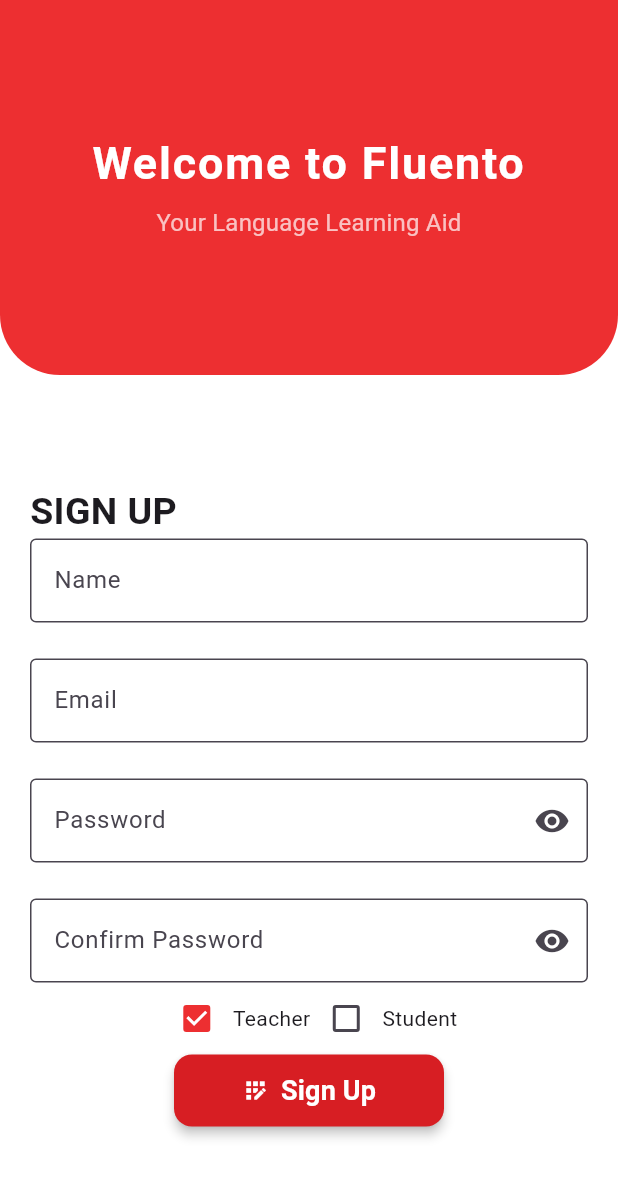
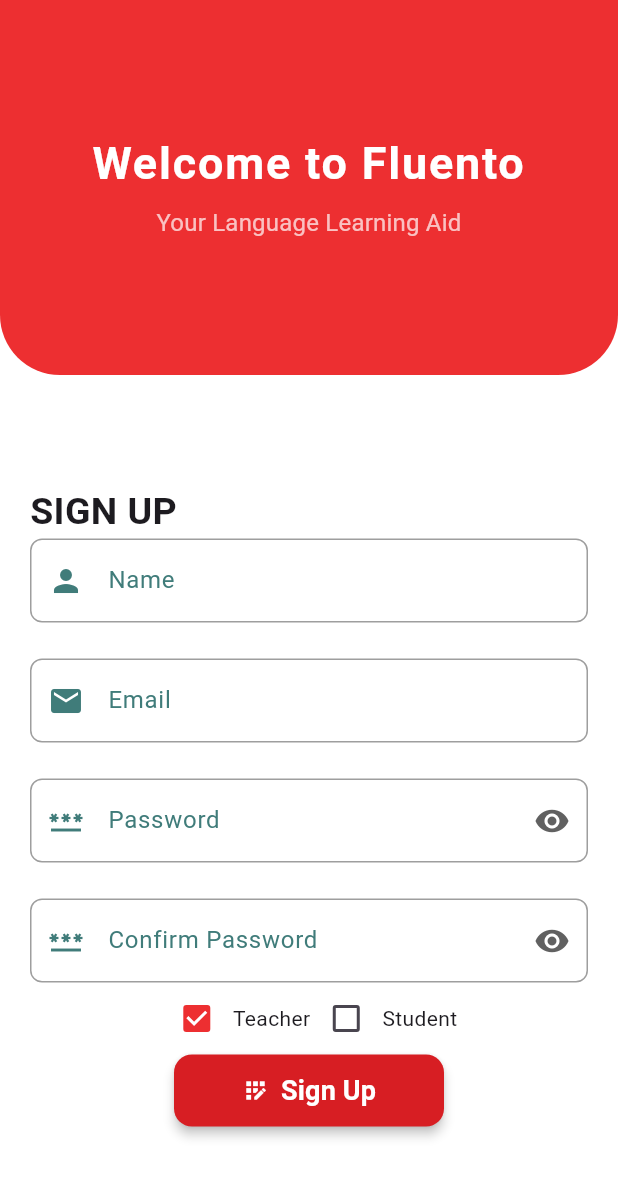
Before and after one commit to Imran-Chowdhury/Data_Pollex, a Flutter app: the screen it shows after launch, after a tap on "Sign up!", on a phone screen of 412 x 824 dp. Shown: the top 1177 px of the screen. Run offline on Flutter 3.47's test engine with Material 3 defaults, Android fonts, the phone set to English and light mode, and no system bars; our stand-ins replace cloud_firestore, equatable, firebase_auth, firebase_core, flutter_dotenv, flutter_riverpod and 3 more; missing offline and left inert: flutter_stripe, zego_uikit_prebuilt_call; accounts and stored records are empty.

Commit message:
Updated textfields

```diff
--- a/lib/src/features/auth/presentation/widget/custom_text_field.dart
+++ b/lib/src/features/auth/presentation/widget/custom_text_field.dart
@@ -1,4 +1,6 @@
 import 'package:flutter/material.dart';
+
+import '../../../../core/utils/color.dart';
 
 class CustomTextField extends StatelessWidget {
   final TextEditingController controller;
@@ -8,33 +10,106 @@ class CustomTextField extends StatelessWidget {
   final bool readOnly;
   final bool obscureText;
   final Widget? obscureIcon; // Optional obscure icon
+  final Widget? prefixIcon; // Optional prefix icon
 
-  CustomTextField({
+  const CustomTextField({
     Key? key,
     required this.controller,
     required this.labelText,
-    required this.validate,
+    this.validate,
     this.onTap,
     this.readOnly = false,
     this.obscureText = false,
-    this.obscureIcon, // Optional obscure icon parameter
+    this.obscureIcon,
+    this.prefixIcon,
   }) : super(key: key);
 
   @override
   Widget build(BuildContext context) {
     return TextFormField(
+      controller: controller,
       obscureText: obscureText,
-      controller: controller,
+      readOnly: readOnly,
+      onTap: onTap,
+      validator: validate,
       decoration: InputDecoration(
+        labelStyle: const TextStyle(
+          color: CustomColor.primary,
+        ),
+        filled: true,
         fillColor: Colors.white,
-        filled: true,
         labelText: labelText,
-        border: const OutlineInputBorder(),
-        suffixIcon: obscureIcon, // Show obscure icon if provided
+        prefixIcon: prefixIcon,
+        suffixIcon: obscureIcon,
+        border: OutlineInputBorder(
+          borderRadius: BorderRadius.circular(8),
+          borderSide: const BorderSide(color: Colors.grey),
+        ),
+        enabledBorder: OutlineInputBorder(
+          borderRadius: BorderRadius.circular(8),
+          borderSide: const BorderSide(color: Colors.grey),
+        ),
+        focusedBorder: OutlineInputBorder(
+          borderRadius: BorderRadius.circular(8),
+          borderSide: const BorderSide(
+            color: CustomColor.primary,
+            width: 2,
+          ),
+        ),
+        errorBorder: OutlineInputBorder(
+          borderRadius: BorderRadius.circular(8),
+          borderSide: const BorderSide(
+            color: Colors.red,
+            width: 2,
+          ),
+        ),
+        focusedErrorBorder: OutlineInputBorder(
+          borderRadius: BorderRadius.circular(8),
+          borderSide: const BorderSide(
+            color: Colors.red,
+            width: 2,
+          ),
+        ),
       ),
-      validator: validate,
-      onTap: onTap,
-      readOnly: readOnly,
     );
   }
 }
+
+// class CustomTextField extends StatelessWidget {
+//   final TextEditingController controller;
+//   final String labelText;
+//   final String? Function(String?)? validate;
+//   final VoidCallback? onTap;
+//   final bool readOnly;
+//   final bool obscureText;
+//   final Widget? obscureIcon; // Optional obscure icon
+//
+//   CustomTextField({
+//     Key? key,
+//     required this.controller,
+//     required this.labelText,
+//     required this.validate,
+//     this.onTap,
+//     this.readOnly = false,
+//     this.obscureText = false,
+//     this.obscureIcon, // Optional obscure icon parameter
+//   }) : super(key: key);
+//
+//   @override
+//   Widget build(BuildContext context) {
+//     return TextFormField(
+//       obscureText: obscureText,
+//       controller: controller,
+//       decoration: InputDecoration(
+//         fillColor: Colors.white,
+//         filled: true,
+//         labelText: labelText,
+//         border: const OutlineInputBorder(),
+//         suffixIcon: obscureIcon, // Show obscure icon if provided
+//       ),
+//       validator: validate,
+//       onTap: onTap,
+//       readOnly: readOnly,
+//     );
+//   }
+// }
--- a/lib/src/features/auth/presentation/widget/password_text_field.dart
+++ b/lib/src/features/auth/presentation/widget/password_text_field.dart
@@ -1,21 +1,25 @@
 import 'package:data_pollex/src/core/utils/validator.dart';
 import 'package:flutter/material.dart';
+
+import '../../../../core/utils/color.dart';
 
 class PasswordTextField extends StatefulWidget {
   const PasswordTextField({
     Key? key,
     required this.labelText,
     required this.controller,
+    this.prefixIcon,
   }) : super(key: key);
+
   final String labelText;
   final TextEditingController controller;
+  final Widget? prefixIcon;
 
   @override
   State<PasswordTextField> createState() => _PasswordTextFieldState();
 }
 
 class _PasswordTextFieldState extends State<PasswordTextField> {
-  // TextEditingController passwordController = TextEditingController();
   bool _obscureText = true;
 
   void _toggleVisibility() {
@@ -27,64 +31,98 @@ class _PasswordTextFieldState extends State<PasswordTextField> {
   @override
   Widget build(BuildContext context) {
     return TextFormField(
+      controller: widget.controller,
       obscureText: _obscureText,
-      controller: widget.controller,
+      validator: Validator.passwordValidator,
       decoration: InputDecoration(
+        filled: true,
         fillColor: Colors.white,
-          filled: true,
         labelText: widget.labelText,
-          border: const OutlineInputBorder(),
+        labelStyle: const TextStyle(
+          color: CustomColor.primary,
+        ),
+        prefixIcon: widget.prefixIcon,
         suffixIcon: IconButton(
           icon: Icon(
             _obscureText ? Icons.visibility : Icons.visibility_off,
+            color: Colors.grey[700],
           ),
           onPressed: _toggleVisibility,
-          )),
-      validator: Validator.passwordValidator,
+        ),
+        border: OutlineInputBorder(
+          borderRadius: BorderRadius.circular(8),
+          borderSide: const BorderSide(color: Colors.grey),
+        ),
+        enabledBorder: OutlineInputBorder(
+          borderRadius: BorderRadius.circular(8),
+          borderSide: const BorderSide(color: Colors.grey),
+        ),
+        focusedBorder: OutlineInputBorder(
+          borderRadius: BorderRadius.circular(8),
+          borderSide: const BorderSide(
+            color: CustomColor.primary,
+            width: 2,
+          ),
+        ),
+        errorBorder: OutlineInputBorder(
+          borderRadius: BorderRadius.circular(8),
+          borderSide: const BorderSide(
+            color: Colors.red,
+            width: 2,
+          ),
+        ),
+        focusedErrorBorder: OutlineInputBorder(
+          borderRadius: BorderRadius.circular(8),
+          borderSide: const BorderSide(
+            color: Colors.red,
+            width: 2,
+          ),
+        ),
+      ),
     );
   }
 }
 
-// class CustomTextField extends StatefulWidget {
+// class PasswordTextField extends StatefulWidget {
+//   const PasswordTextField({
+//     Key? key,
+//     required this.labelText,
+//     required this.controller,
+//   }) : super(key: key);
+//   final String labelText;
 //   final TextEditingController controller;
-//   final String labelText;
-//   final String? Function(String?)? validate;
-//   final VoidCallback? onTap;
-//   final bool readOnly;
-//   final bool obscureText;
-//   final Widget? obscureIcon; // Optional obscure icon
-//
-//   CustomTextField({
-//     Key? key,
-//     required this.controller,
-//     required this.labelText,
-//     required this.validate,
-//     this.onTap,
-//     this.readOnly = false,
-//     this.obscureText = false,
-//     this.obscureIcon, // Optional obscure icon parameter
-//   }) : super(key: key);
 //
 //   @override
-//   State<CustomTextField> createState() => _CustomTextFieldState();
+//   State<PasswordTextField> createState() => _PasswordTextFieldState();
 // }
 //
-// class _CustomTextFieldState extends State<CustomTextField> {
+// class _PasswordTextFieldState extends State<PasswordTextField> {
+//   // TextEditingController passwordController = TextEditingController();
+//   bool _obscureText = true;
+//
+//   void _toggleVisibility() {
+//     setState(() {
+//       _obscureText = !_obscureText;
+//     });
+//   }
+//
 //   @override
 //   Widget build(BuildContext context) {
 //     return TextFormField(
-//       obscureText: widget.obscureText,
+//       obscureText: _obscureText,
 //       controller: widget.controller,
 //       decoration: InputDecoration(
-//         fillColor: Colors.white,
-//         filled: true,
-//         labelText: widget.labelText,
-//         border: const OutlineInputBorder(),
-//         suffixIcon: widget.obscureIcon, // Show obscure icon if provided
-//       ),
-//       validator: widget.validate,
-//       onTap: widget.onTap,
-//       readOnly: widget.readOnly,
+//           fillColor: Colors.white,
+//           filled: true,
+//           labelText: widget.labelText,
+//           border: const OutlineInputBorder(),
+//           suffixIcon: IconButton(
+//             icon: Icon(
+//               _obscureText ? Icons.visibility : Icons.visibility_off,
+//             ),
+//             onPressed: _toggleVisibility,
+//           )),
+//       validator: Validator.passwordValidator,
 //     );
 //   }
 // }
--- a/lib/src/features/auth/presentation/widget/signin_form.dart
+++ b/lib/src/features/auth/presentation/widget/signin_form.dart
@@ -35,11 +35,17 @@ class SignInForm extends StatelessWidget {
             controller: emailController,
             labelText: 'Email',
             validate: Validator.emailValidator,
+            prefixIcon: const Icon(
+              Icons.email,
+            ),
           ),
           const SizedBox(height: 24),
           PasswordTextField(
             labelText: 'Password',
             controller: passwordController,
+            prefixIcon: const Icon(
+              Icons.password,
+            ),
           ),
         ],
       ),
--- a/lib/src/features/auth/presentation/widget/signup_form.dart
+++ b/lib/src/features/auth/presentation/widget/signup_form.dart
@@ -2,6 +2,7 @@ import 'package:data_pollex/src/features/auth/presentation/widget/password_text_
 import 'package:flutter/material.dart';
 
 import '../../../../core/constants/role.dart';
+import '../../../../core/utils/color.dart';
 import '../../../../core/utils/validator.dart';
 import 'custom_text_field.dart';
 
@@ -44,24 +45,40 @@ class SignUpForm extends StatelessWidget {
             controller: nameController,
             labelText: 'Name',
             validate: Validator.personNameValidator,
+            prefixIcon: const Icon(
+              Icons.person,
+              color: CustomColor.primary,
+            ),
           ),
-          SizedBox(height: 24),
+          const SizedBox(height: 24),
           CustomTextField(
             controller: emailController,
             labelText: 'Email',
             validate: Validator.emailValidator,
+            prefixIcon: const Icon(
+              Icons.email,
+              color: CustomColor.primary,
+            ),
           ),
-          SizedBox(height: 24),
+          const SizedBox(height: 24),
 
           PasswordTextField(
             labelText: 'Password',
             controller: passwordController,
+            prefixIcon: const Icon(
+              Icons.password,
+              color: CustomColor.primary,
+            ),
           ),
-          SizedBox(height: 24),
+          const SizedBox(height: 24),
 
           PasswordTextField(
             labelText: 'Confirm Password',
             controller: confirmPasswordController,
+            prefixIcon: const Icon(
+              Icons.password_outlined,
+              color: CustomColor.primary,
+            ),
           ),
 
           /// Role selection
--- a/lib/src/features/teacher/manage_schedule/presentation/widgets/calendar_button.dart
+++ b/lib/src/features/teacher/manage_schedule/presentation/widgets/calendar_button.dart
@@ -1,7 +1,6 @@
 import 'package:flutter/material.dart';
 
 import '../../../../../core/utils/color.dart';
-import 'add_booking_dialog.dart';
 
 class CalendarSetButton extends StatelessWidget {
   const CalendarSetButton({
@@ -25,11 +24,6 @@ class CalendarSetButton extends StatelessWidget {
         elevation: 4,
       ),
       onPressed: onClicked,
-
-      //     () {
-      //   Navigator.of(context).pop();
-      //   addBooking(context, selectedDate);
-      // },
       child: Text(title),
     );
   }
```
Lines whose indentation alone changed are shown as unchanged.
